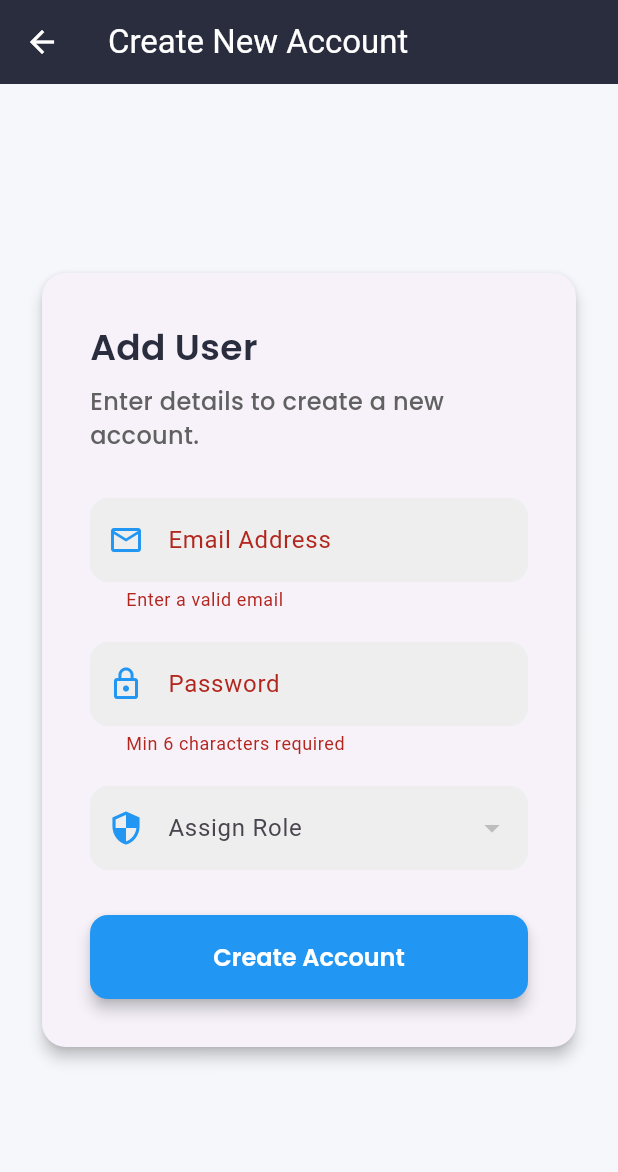
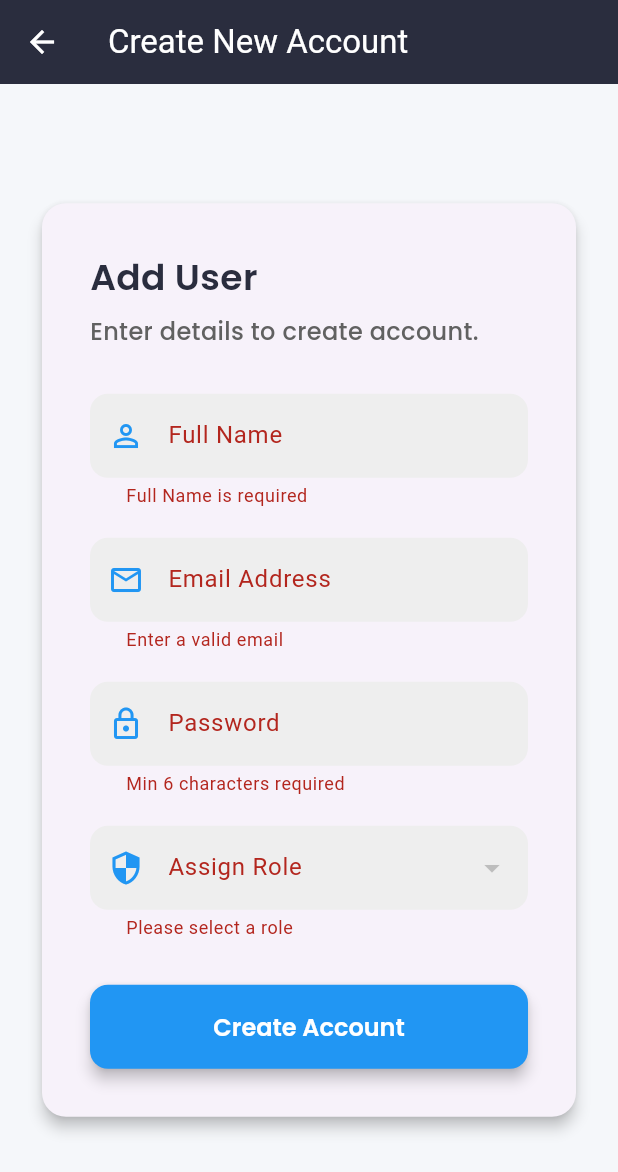
Before and after one commit to Vikas100702/order_admin_panel, a Flutter app: the CreateUserScreen screen opened directly with empty values, after a tap on "Create Account", on a phone screen of 412 x 824 dp. Shown: the top 1172 px of the screen. Run offline on Flutter 3.47's test engine with Material 3 defaults, Android fonts, the phone set to English and light mode, and no system bars; our stand-ins replace equatable, file_picker, flutter_bloc, google_fonts, shared_preferences; accounts and stored records are empty.

Commit message:
feat(ui): refactor CreateUserScreen to support Edit mode
- Added `userToEdit` optional parameter to the constructor to allow passing existing user data.
- Implemented `_isEditing` state logic to toggle between "Create" and "Update" modes.
- Added `_fullNameController` to capture the user's full name.
- Modified UI to pre-fill form fields (Name, Email, Role) when in Edit mode.
- Set Email field to read-only and hid Password field during editing to prevent unauthorized changes.
- Updated form submission logic to call `repo.updateUser` when editing and `repo.createUser` when creating.
- Updated button labels and page titles to reflect the current mode.

```diff
--- a/lib/screens/create_user_screen.dart
+++ b/lib/screens/create_user_screen.dart
@@ -5,9 +5,14 @@ import '../repositories/auth_repository.dart';
 import '../core/app_theme.dart';
 
 class CreateUserScreen extends StatefulWidget {
-  final String creatorRole; // 'superadmin' or 'admin'
+  final String creatorRole;
+  final Map<String, dynamic>? userToEdit; // Null if creating, Map if editing
 
-  const CreateUserScreen({super.key, required this.creatorRole});
+  const CreateUserScreen({
+    super.key,
+    required this.creatorRole,
+    this.userToEdit
+  });
 
   @override
   _CreateUserScreenState createState() => _CreateUserScreenState();
@@ -15,18 +20,28 @@ class CreateUserScreen extends StatefulWidget {
 
 class _CreateUserScreenState extends State<CreateUserScreen> {
   final _formKey = GlobalKey<FormState>();
+  final TextEditingController _fullNameController = TextEditingController();
   final TextEditingController _emailController = TextEditingController();
   final TextEditingController _passwordController = TextEditingController();
 
   String? _selectedRole;
   bool _isLoading = false;
+  bool _isEditing = false;
 
   @override
   void initState() {
     super.initState();
-    // If the creator is an 'admin', they can ONLY create 'user' accounts.
-    // So we pre-select 'user' for them.
-    if (widget.creatorRole == 'admin') {
+    _isEditing = widget.userToEdit != null;
+
+    if (_isEditing) {
+      // Pre-fill data for editing
+      _fullNameController.text = widget.userToEdit!['full_name'] ?? ''; // Use full_name key
+      _emailController.text = widget.userToEdit!['email'] ?? '';
+      _selectedRole = widget.userToEdit!['role'];
+    }
+
+    // Role restrictions for Admin creator
+    if (widget.creatorRole == 'admin' && !_isEditing) {
       _selectedRole = 'user';
     }
   }
@@ -39,37 +54,52 @@ class _CreateUserScreenState extends State<CreateUserScreen> {
     }
 
     setState(() => _isLoading = true);
+    final repo = context.read<AuthRepository>();
+    Map<String, dynamic> response;
 
+    if (_isEditing) {
+      // UPDATE EXISTING USER (No Password, No Email change logic here usually)
+      response = await repo.updateUser(
+        userId: widget.userToEdit!['id'].toString(),
+        fullName: _fullNameController.text.trim(),
+        role: _selectedRole!,
+        requesterRole: widget.creatorRole,
+      );
+    } else {
+      // CREATE NEW USER
       final authState = context.read<AuthBloc>().state;
       String myEmail = 'system';
+      if (authState is AuthAuthenticated) myEmail = authState.email;
 
-    if(authState is AuthAuthenticated) {
-      myEmail = authState.email;
-    }
-
-    final repo = context.read<AuthRepository>();
-    final response = await repo.createUser(
+      response = await repo.createUser(
+        fullName: _fullNameController.text.trim(),
         email: _emailController.text.trim(),
         password: _passwordController.text.trim(),
         role: _selectedRole!,
         creatorRole: widget.creatorRole,
         creatorEmail: myEmail,
       );
+    }
 
     setState(() => _isLoading = false);
 
     if (response['status'] == 'success') {
       ScaffoldMessenger.of(context).showSnackBar(SnackBar(
-        content: Text("User Created Successfully!"),
+        content: Text(_isEditing ? "User Updated Successfully!" : "User Created Successfully!"),
         backgroundColor: Colors.green,
       ));
-      // Clear form
+      if (!_isEditing) {
+        _fullNameController.clear();
         _emailController.clear();
         _passwordController.clear();
+        // Reset role only if allowed to choose (Superadmin)
         if (widget.creatorRole == 'superadmin') setState(() => _selectedRole = null);
       } else {
+        Navigator.pop(context, true); // Return true to refresh list
+      }
+    } else {
       ScaffoldMessenger.of(context).showSnackBar(SnackBar(
-        content: Text(response['message'] ?? "Error creating user"),
+        content: Text(response['message'] ?? "Error processing request"),
         backgroundColor: AppTheme.errorColor,
       ));
     }
@@ -77,7 +107,7 @@ class _CreateUserScreenState extends State<CreateUserScreen> {
 
   @override
   Widget build(BuildContext context) {
-    // Define available roles based on who is logged in
+    // Define available roles
     List<String> roleOptions = [];
     if (widget.creatorRole == 'superadmin') {
       roleOptions = ['admin', 'user'];
@@ -87,7 +117,7 @@ class _CreateUserScreenState extends State<CreateUserScreen> {
 
     return Scaffold(
       appBar: AppBar(
-        title: Text("Create New Account", style: TextStyle(color: Colors.white)),
+        title: Text(_isEditing ? "Edit User Details" : "Create New Account", style: TextStyle(color: Colors.white)),
         backgroundColor: AppTheme.primaryColor,
         iconTheme: IconThemeData(color: Colors.white),
       ),
@@ -107,20 +137,31 @@ class _CreateUserScreenState extends State<CreateUserScreen> {
                   mainAxisSize: MainAxisSize.min,
                   crossAxisAlignment: CrossAxisAlignment.start,
                   children: [
-                    Text("Add User", style: AppTheme.titleStyle),
+                    Text(_isEditing ? "Update Profile" : "Add User", style: AppTheme.titleStyle),
                     SizedBox(height: 8),
-                    Text("Enter details to create a new account.", style: AppTheme.subTitleStyle),
+                    Text(_isEditing ? "Modify user details below." : "Enter details to create account.", style: AppTheme.subTitleStyle),
                     SizedBox(height: 30),
 
-                    // EMAIL INPUT
+                    // FULL NAME INPUT
+                    TextFormField(
+                      controller: _fullNameController,
+                      decoration: AppTheme.inputDecoration("Full Name", Icons.person_outline),
+                      validator: (val) => val != null && val.trim().isNotEmpty ? null : "Full Name is required",
+                    ),
+                    SizedBox(height: 20),
+
+                    // EMAIL INPUT (Read Only if Editing)
                     TextFormField(
                       controller: _emailController,
                       decoration: AppTheme.inputDecoration("Email Address", Icons.email_outlined),
+                      readOnly: _isEditing, // Prevent email editing
+                      style: _isEditing ? TextStyle(color: Colors.grey[600]) : null,
                       validator: (val) => val != null && val.contains('@') ? null : "Enter a valid email",
                     ),
                     SizedBox(height: 20),
 
-                    // PASSWORD INPUT
+                    // PASSWORD INPUT (Hide if Editing)
+                    if (!_isEditing) ...[
                       TextFormField(
                         controller: _passwordController,
                         decoration: AppTheme.inputDecoration("Password", Icons.lock_outline),
@@ -128,6 +169,7 @@ class _CreateUserScreenState extends State<CreateUserScreen> {
                         validator: (val) => val != null && val.length >= 6 ? null : "Min 6 characters required",
                       ),
                       SizedBox(height: 20),
+                    ],
 
                     // ROLE DROPDOWN
                     DropdownButtonFormField<String>(
@@ -140,6 +182,7 @@ class _CreateUserScreenState extends State<CreateUserScreen> {
                         );
                       }).toList(),
                       onChanged: (val) => setState(() => _selectedRole = val),
+                      validator: (val) => val == null ? "Please select a role" : null,
                     ),
                     SizedBox(height: 30),
 
@@ -151,7 +194,7 @@ class _CreateUserScreenState extends State<CreateUserScreen> {
                         onPressed: _isLoading ? null : _submit,
                         child: _isLoading
                             ? CircularProgressIndicator(color: Colors.white)
-                            : Text("Create Account"),
+                            : Text(_isEditing ? "Update User" : "Create Account"),
                       ),
                     ),
                   ],
```
Lines whose indentation alone changed are shown as unchanged.
